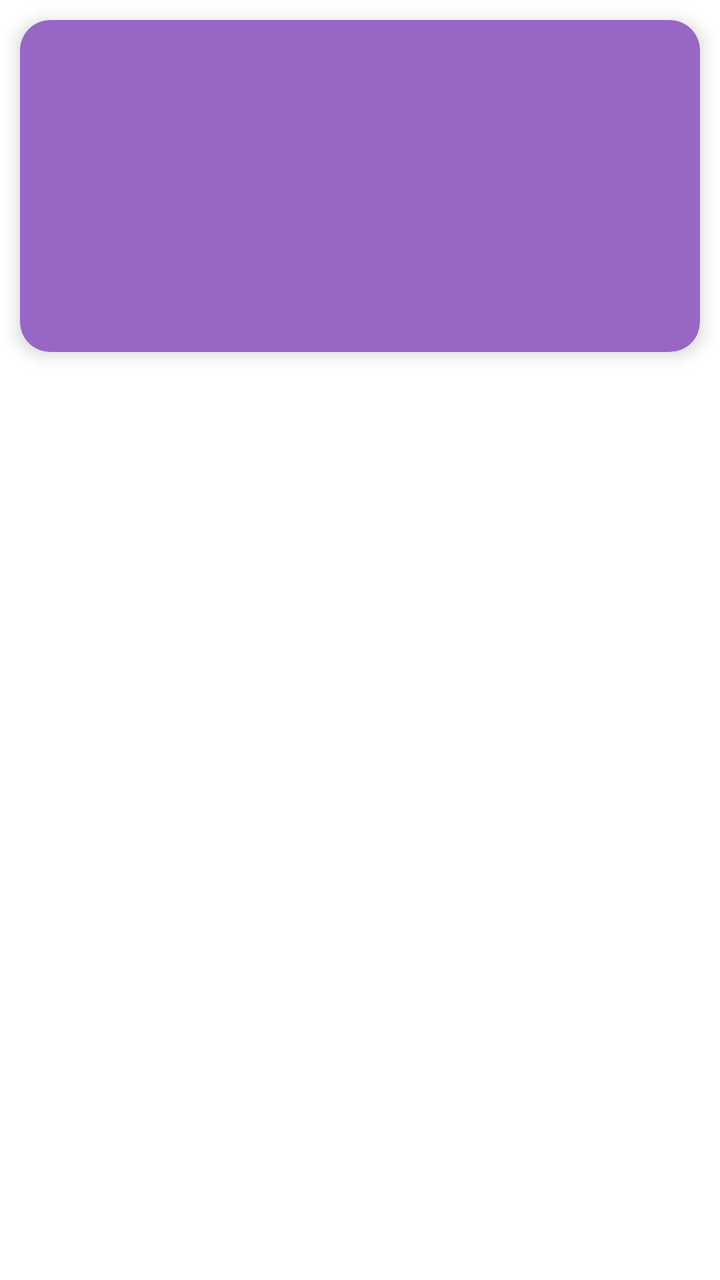
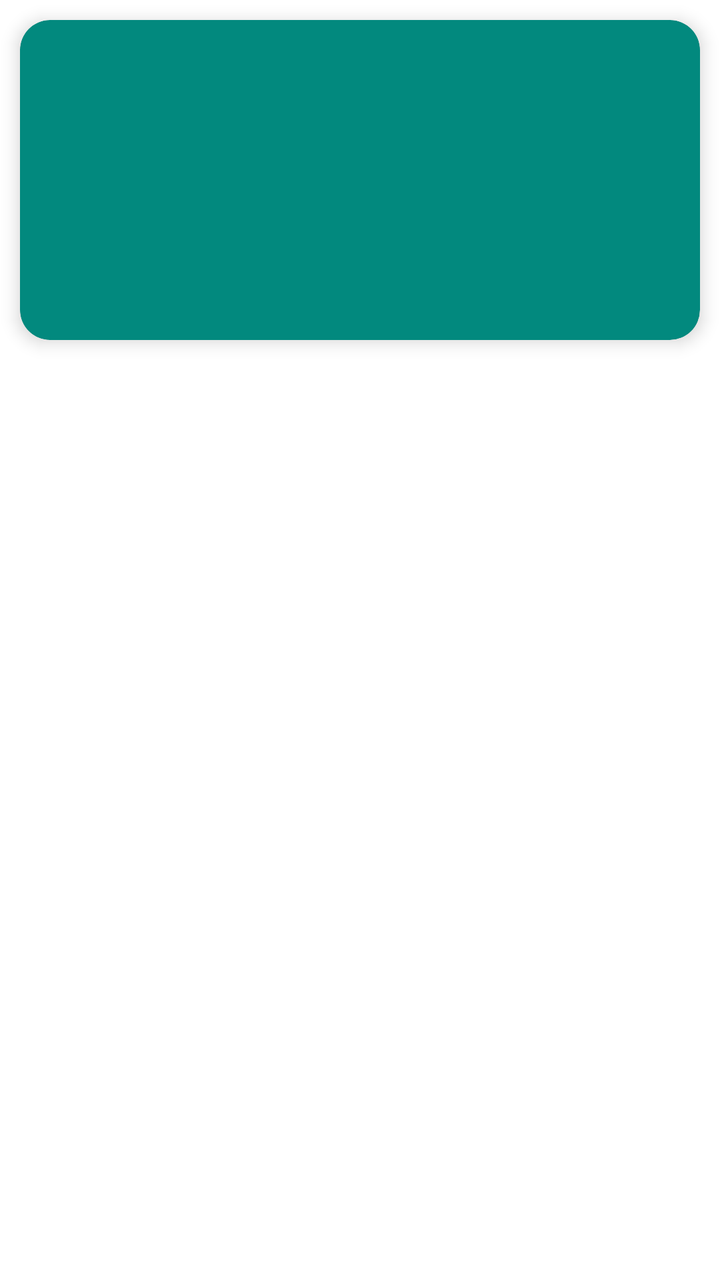

The first picture is an Android layout as it rendered before a commit; the second is the same layout after the commit. The layout source and the unified diff follow.
<!-- AndroidManifest.xml: application theme Theme.RecipeApplication -->
<!-- res/layout/recipe_item_list.xml -->
<?xml version="1.0" encoding="utf-8"?>
<layout xmlns:android="http://schemas.android.com/apk/res/android"
    xmlns:app="http://schemas.android.com/apk/res-auto">

    <androidx.constraintlayout.widget.ConstraintLayout
        android:layout_width="match_parent"
        android:layout_height="match_parent">

        <androidx.cardview.widget.CardView
            android:id="@+id/card_view"
            android:layout_width="match_parent"
            android:layout_height="wrap_content"
            android:layout_margin="10dp"
            app:cardBackgroundColor="@color/iris"
            app:cardCornerRadius="15dp"
            app:cardElevation="5dp"
            app:contentPadding="8dp"
            app:layout_constraintTop_toTopOf="parent">

            <RelativeLayout
                android:id="@+id/relativeLayout"
                android:layout_width="match_parent"
                android:layout_height="wrap_content"
                android:orientation="horizontal">

                <ImageView
                    android:id="@+id/item_image"
                    android:layout_width="150dp"
                    android:layout_height="150dp"
                    android:layout_centerVertical="true" />

                <LinearLayout
                    android:layout_width="match_parent"
                    android:layout_height="wrap_content"
                    android:layout_marginStart="16dp"
                    android:layout_toEndOf="@id/item_image"
                    android:orientation="vertical">

                    <TextView
                        android:id="@+id/item_title"
                        android:layout_width="match_parent"
                        android:layout_height="wrap_content"
                        android:textColor="@color/white"
                        android:textSize="12sp"
                        android:textStyle="bold" />

                    <TextView
                        android:id="@+id/item_detail"
                        android:layout_width="match_parent"
                        android:layout_height="wrap_content"
                        android:layout_marginTop="8dp"
                        android:textColor="@android:color/darker_gray"
                        android:textSize="10sp" />

                </LinearLayout>

            </RelativeLayout>

        </androidx.cardview.widget.CardView>

    </androidx.constraintlayout.widget.ConstraintLayout>

</layout>
<!-- resources referenced by this layout -->
<resources>
  <color name="iris">#9867C5</color>
  <color name="white">#FFFFFFFF</color>
  <style name="Theme.RecipeApplication" parent="Theme.MaterialComponents.DayNight.DarkActionBar">
          
          <item name="colorPrimary">@color/purple_500</item>
          <item name="colorPrimaryVariant">@color/purple_700</item>
          <item name="colorOnPrimary">@color/white</item>
          
          <item name="colorSecondary">@color/teal_200</item>
          <item name="colorSecondaryVariant">@color/teal_700</item>
          <item name="colorOnSecondary">@color/black</item>
          
          <item name="android:statusBarColor" tools:targetApi="l">?attr/colorPrimaryVariant</item>
          
      </style>
  <color name="purple_500">#FF6200EE</color>
  <color name="purple_700">#FF3700B3</color>
  <color name="teal_200">#FF03DAC5</color>
  <color name="teal_700">#FF018786</color>
  <color name="black">#FF000000</color>
</resources>

<!-- the commit's change to res/layout/recipe_item_list.xml (unified diff, before → after) -->
@@ -11,10 +11,10 @@
             android:layout_width="match_parent"
             android:layout_height="wrap_content"
             android:layout_margin="10dp"
-            app:cardBackgroundColor="@color/iris"
+            app:cardBackgroundColor="#02897E"
             app:cardCornerRadius="15dp"
             app:cardElevation="5dp"
-            app:contentPadding="8dp"
+            app:contentPadding="20dp"
             app:layout_constraintTop_toTopOf="parent">
 
             <RelativeLayout
@@ -25,14 +25,14 @@
 
                 <ImageView
                     android:id="@+id/item_image"
-                    android:layout_width="150dp"
-                    android:layout_height="150dp"
+                    android:layout_width="120dp"
+                    android:layout_height="120dp"
                     android:layout_centerVertical="true" />
 
                 <LinearLayout
                     android:layout_width="match_parent"
                     android:layout_height="wrap_content"
-                    android:layout_marginStart="16dp"
+                    android:layout_marginStart="20dp"
                     android:layout_toEndOf="@id/item_image"
                     android:orientation="vertical">
 
@@ -41,7 +41,7 @@
                         android:layout_width="match_parent"
                         android:layout_height="wrap_content"
                         android:textColor="@color/white"
-                        android:textSize="12sp"
+                        android:textSize="20sp"
                         android:textStyle="bold" />
 
                     <TextView
@@ -49,8 +49,8 @@
                         android:layout_width="match_parent"
                         android:layout_height="wrap_content"
                         android:layout_marginTop="8dp"
-                        android:textColor="@android:color/darker_gray"
-                        android:textSize="10sp" />
+                        android:textColor="@color/gray91"
+                        android:textSize="14sp" />
 
                 </LinearLayout>
 
<!-- resource entries referenced after the edit -->
@@ -1,24 +1,23 @@
 <!-- resources referenced by this layout -->
 <resources>
-  <color name="iris">#9867C5</color>
+  <color name="gray91">#e7e7e7</color>
   <color name="white">#FFFFFFFF</color>
   <style name="Theme.RecipeApplication" parent="Theme.MaterialComponents.DayNight.DarkActionBar">
           
-          <item name="colorPrimary">@color/purple_500</item>
-          <item name="colorPrimaryVariant">@color/purple_700</item>
+          <item name="colorPrimary">@color/teal_500</item>
+          <item name="colorPrimaryVariant">@color/teal_500</item>
           <item name="colorOnPrimary">@color/white</item>
           
-          <item name="colorSecondary">@color/teal_200</item>
-          <item name="colorSecondaryVariant">@color/teal_700</item>
+          <item name="colorSecondary">@color/purple_200</item>
+          <item name="colorSecondaryVariant">@color/purple_700</item>
           <item name="colorOnSecondary">@color/black</item>
           
           <item name="android:statusBarColor" tools:targetApi="l">?attr/colorPrimaryVariant</item>
           
       </style>
-  <color name="purple_500">#FF6200EE</color>
+  <color name="teal_500">#FF027789</color>
+  <color name="purple_200">#FFBB86FC</color>
   <color name="purple_700">#FF3700B3</color>
-  <color name="teal_200">#FF03DAC5</color>
-  <color name="teal_700">#FF018786</color>
   <color name="black">#FF000000</color>
 </resources>
 
